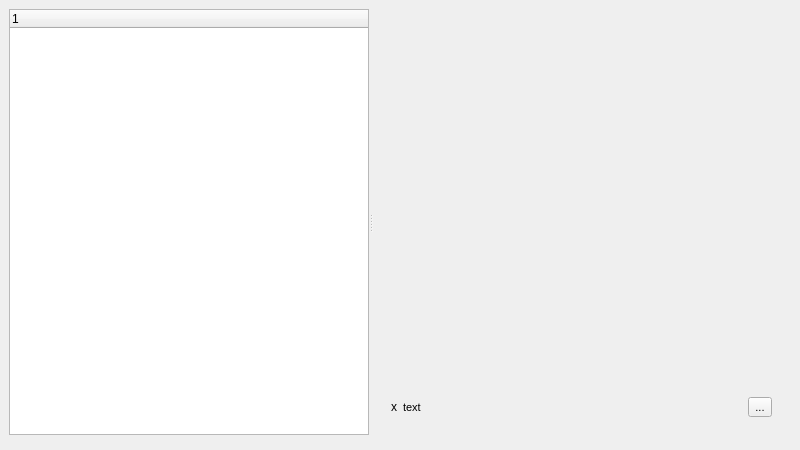
First picture: the form in ui/options.ui, repository rpmzine/picard, before the edit.
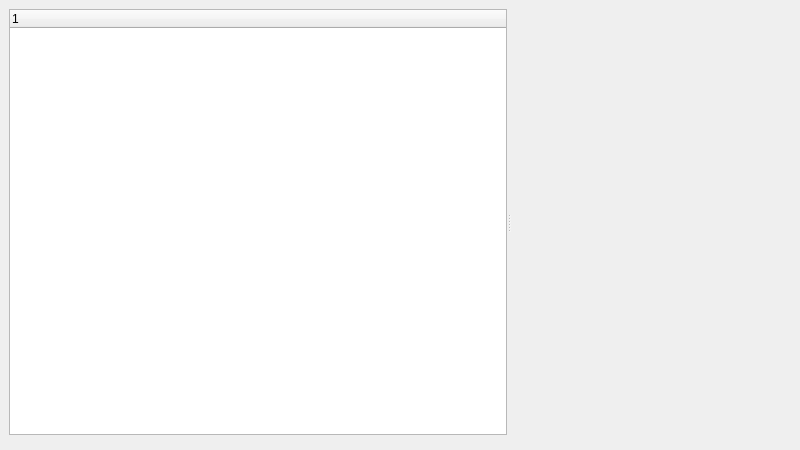
Second picture: the form after the edit.

Diff of the .ui file:
```diff
--- a/ui/options.ui
+++ b/ui/options.ui
@@ -56,115 +56,19 @@
        </property>
       </column>
      </widget>
-     <widget class="QFrame" name="frame">
-      <property name="frameShape">
-       <enum>QFrame::NoFrame</enum>
+     <widget class="QStackedWidget" name="pages_stack">
+      <property name="sizePolicy">
+       <sizepolicy hsizetype="Ignored" vsizetype="Preferred">
+        <horstretch>0</horstretch>
+        <verstretch>0</verstretch>
+       </sizepolicy>
       </property>
-      <property name="frameShadow">
-       <enum>QFrame::Plain</enum>
+      <property name="minimumSize">
+       <size>
+        <width>280</width>
+        <height>0</height>
+       </size>
       </property>
-      <property name="lineWidth">
-       <number>0</number>
-      </property>
-      <layout class="QVBoxLayout" name="verticalLayout_2">
-       <item>
-        <widget class="QStackedWidget" name="pages_stack">
-         <property name="sizePolicy">
-          <sizepolicy hsizetype="Ignored" vsizetype="Preferred">
-           <horstretch>0</horstretch>
-           <verstretch>0</verstretch>
-          </sizepolicy>
-         </property>
-         <property name="minimumSize">
-          <size>
-           <width>280</width>
-           <height>0</height>
-          </size>
-         </property>
-        </widget>
-       </item>
-       <item>
-        <widget class="QFrame" name="profile_warning">
-         <property name="sizePolicy">
-          <sizepolicy hsizetype="MinimumExpanding" vsizetype="Preferred">
-           <horstretch>0</horstretch>
-           <verstretch>0</verstretch>
-          </sizepolicy>
-         </property>
-         <layout class="QHBoxLayout" name="horizontalLayout">
-          <property name="topMargin">
-           <number>10</number>
-          </property>
-          <item>
-           <widget class="QLabel" name="profile_warning_icon">
-            <property name="sizePolicy">
-             <sizepolicy hsizetype="Minimum" vsizetype="Preferred">
-              <horstretch>0</horstretch>
-              <verstretch>0</verstretch>
-             </sizepolicy>
-            </property>
-            <property name="text">
-             <string>x</string>
-            </property>
-           </widget>
-          </item>
-          <item>
-           <widget class="QLabel" name="profile_warning_text">
-            <property name="sizePolicy">
-             <sizepolicy hsizetype="Preferred" vsizetype="Preferred">
-              <horstretch>1</horstretch>
-              <verstretch>0</verstretch>
-             </sizepolicy>
-            </property>
-            <property name="font">
-             <font>
-              <pointsize>8</pointsize>
-              <italic>false</italic>
-             </font>
-            </property>
-            <property name="text">
-             <string>text</string>
-            </property>
-            <property name="wordWrap">
-             <bool>true</bool>
-            </property>
-           </widget>
-          </item>
-          <item>
-           <widget class="QToolButton" name="profile_help_button">
-            <property name="font">
-             <font>
-              <pointsize>8</pointsize>
-             </font>
-            </property>
-            <property name="text">
-             <string>...</string>
-            </property>
-            <property name="iconSize">
-             <size>
-              <width>10</width>
-              <height>10</height>
-             </size>
-            </property>
-           </widget>
-          </item>
-          <item>
-           <spacer name="horizontalSpacer">
-            <property name="orientation">
-             <enum>Qt::Horizontal</enum>
-            </property>
-            <property name="sizeHint" stdset="0">
-             <size>
-              <width>1</width>
-              <height>1</height>
-             </size>
-            </property>
-           </spacer>
-          </item>
-         </layout>
-        </widget>
-       </item>
-      </layout>
      </widget>
     </widget>
    </item>
```
Left out of the diff: 4 changed lines with no effect on the pictures.
